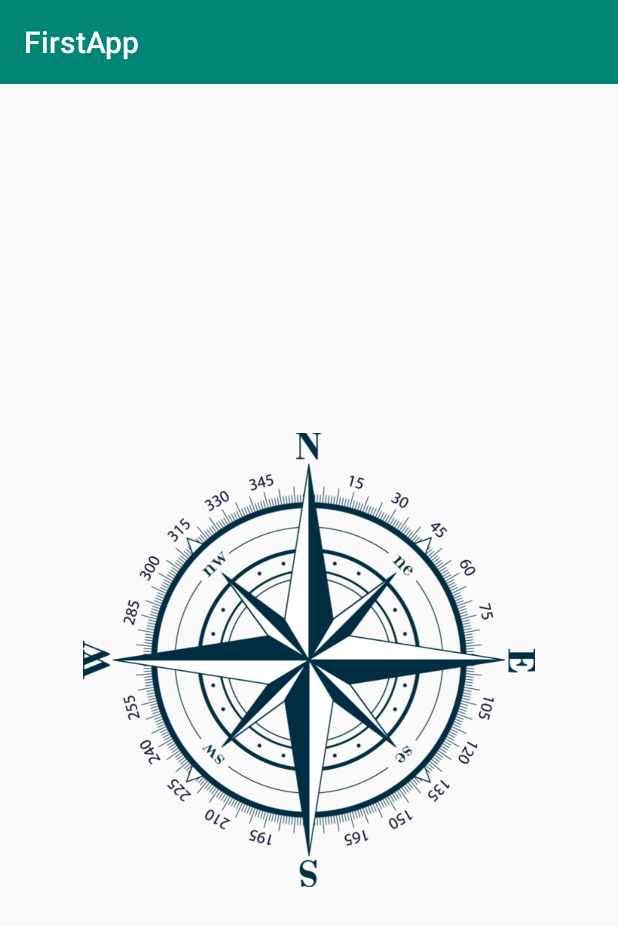
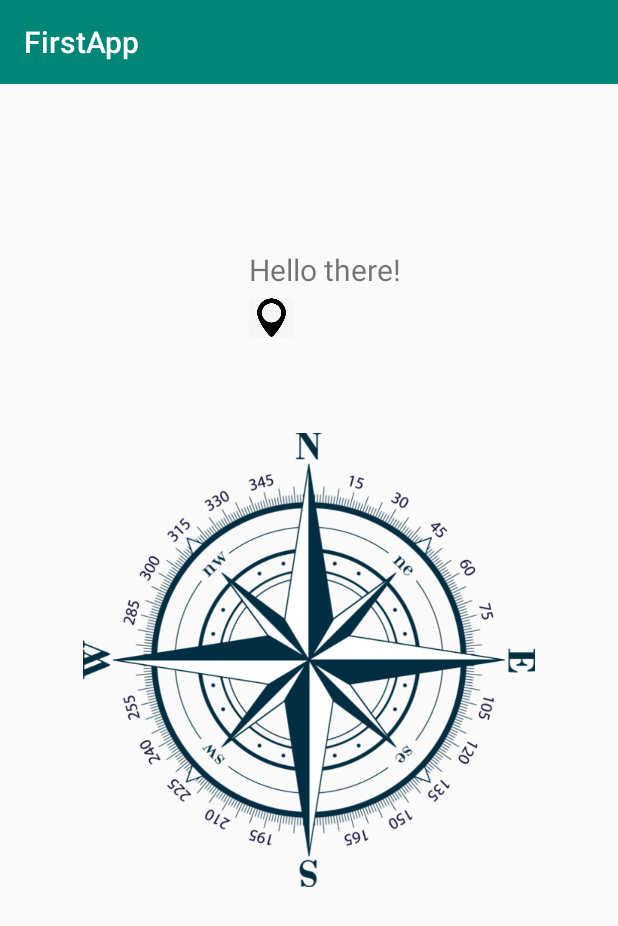
Before and after one commit to amirdawd/FirstApp, an Android app: the Compass screen opened directly, with no data from a screen before it, on a phone screen of 412 x 824 dp. Shown: the top 926 px of the screen. Run offline under Robolectric (Android 15) with nearby library versions, the phone set to English and light mode, and no system bars.

Commit message:
Some updates.

```diff
--- a/app/src/main/AndroidManifest.xml
+++ b/app/src/main/AndroidManifest.xml
@@ -19,7 +19,10 @@
 
                 <category android:name="android.intent.category.LAUNCHER" />
             </intent-filter>
+
         </activity>
+
     </application>
+    <uses-permission android:name="android.permission.VIBRATE"/>
 
 </manifest>
--- a/app/src/main/java/com/example/firstapp/Compass.java
+++ b/app/src/main/java/com/example/firstapp/Compass.java
@@ -1,5 +1,6 @@
 package com.example.firstapp;
 
+import android.content.Context;
 import android.graphics.drawable.Animatable;
 import android.hardware.Sensor;
 import android.hardware.SensorEvent;
@@ -10,6 +11,9 @@ import android.os.Bundle;
 import android.view.animation.Animation;
 import android.view.animation.RotateAnimation;
 import android.widget.ImageView;
+import android.widget.TextView;
+import android.os.Vibrator;
+
 
 import static android.hardware.Sensor.TYPE_ACCELEROMETER;
 import static android.hardware.Sensor.TYPE_MAGNETIC_FIELD;
@@ -22,6 +26,8 @@ public class Compass extends AppCompatActivity implements SensorEventListener {
     private float azimuth= 0f;
     private float currentazimuth= 0f;
     private SensorManager sensorManager;
+    private TextView textView;
+    private Vibrator vibrator;
 
     @Override
     protected void onCreate(Bundle savedInstanceState) {
@@ -30,6 +36,9 @@ public class Compass extends AppCompatActivity implements SensorEventListener {
 
         imageView = (ImageView) findViewById(R.id.compass_id);
         sensorManager = (SensorManager)getSystemService(SENSOR_SERVICE);
+        textView = (TextView) findViewById(R.id.textView);
+        vibrator=  (Vibrator) getSystemService(Context.VIBRATOR_SERVICE);
+
 
     }
 
@@ -76,8 +85,14 @@ public class Compass extends AppCompatActivity implements SensorEventListener {
                 animation.setDuration(500);
                 animation.setRepeatCount(0);
                 animation.setFillAfter(true);
+                int tempAzimuth = (int) azimuth;
+                textView.setText(""+ tempAzimuth+"°" );
                 imageView.startAnimation(animation);
+                final long[] pattern= {200,400}; //sleep for 2000ms and vibrate for 1000ms
 
+                if(tempAzimuth>=345 || tempAzimuth<=15){
+                    vibrator.vibrate(pattern,1);
+                }
             }
         }
     }
@@ -86,4 +101,5 @@ public class Compass extends AppCompatActivity implements SensorEventListener {
     public void onAccuracyChanged(Sensor sensor, int accuracy) {
 
     }
+
 }
--- a/app/src/main/res/layout/activity_compass.xml
+++ b/app/src/main/res/layout/activity_compass.xml
@@ -24,4 +24,23 @@
         app:layout_constraintTop_toTopOf="parent"
         app:layout_constraintVertical_bias="0.0" />
 
+    <TextView
+        android:id="@+id/textView"
+        android:layout_width="wrap_content"
+        android:layout_height="wrap_content"
+        android:layout_marginLeft="166dp"
+        android:layout_marginTop="110dp"
+        android:text="Hello there!"
+        android:textSize="20sp" />
+
+    <ImageView
+        android:id="@+id/imageView"
+        android:layout_width="30dp"
+        android:layout_height="32dp"
+        android:layout_marginLeft="166dp"
+        android:layout_marginTop="140dp"
+        android:layout_marginBottom="166dp"
+        app:srcCompat="@drawable/pointer" />
+
+
 </RelativeLayout>
```
Also changed, not shown: app/src/main/res/drawable/pointer.png (added).
